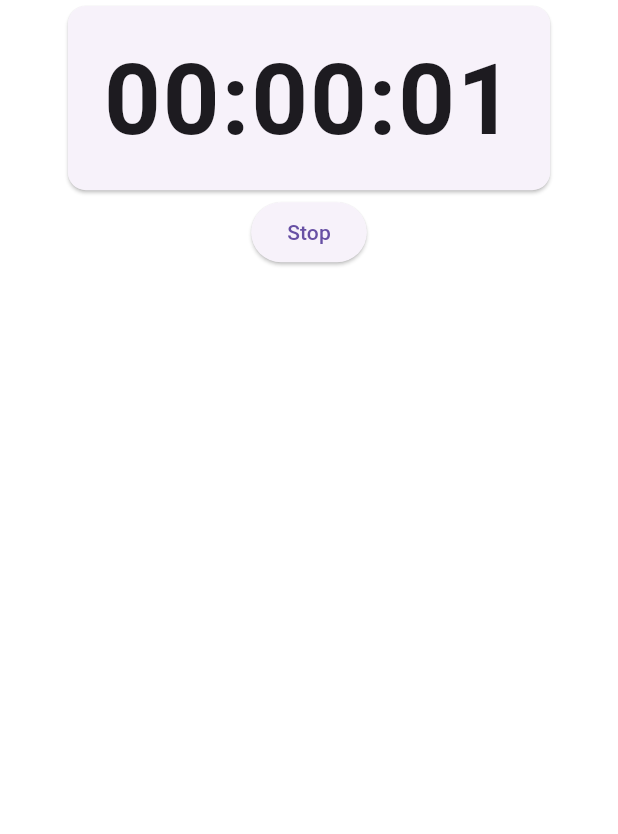
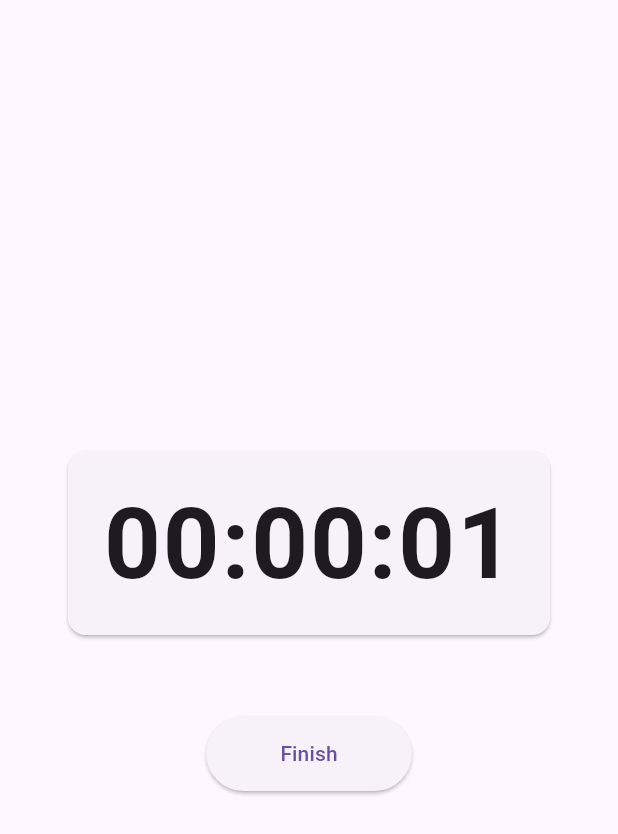
Before and after one commit to LearningLadoo/stopwatch, a Flutter app: the screen it shows after launch, after a tap on "Start", on a phone screen of 412 x 824 dp. Shown: the top 834 px of the screen. Run offline on Flutter 3.47's test engine with Material 2 defaults, Android fonts, the phone set to English and light mode, and no system bars; our stand-ins replace shared_preferences.

Commit message:
made the timer re usable

```diff
--- a/lib/pages/timerPage.dart
+++ b/lib/pages/timerPage.dart
@@ -1,4 +1,5 @@
 import 'dart:async';
+import 'dart:developer';
 import 'package:flutter/material.dart';
 import 'package:shared_preferences/shared_preferences.dart';
 
@@ -14,14 +15,7 @@ class _TimerPageState extends State<TimerPage> with WidgetsBindingObserver {
   bool active = false;
 
   // now this will start only when it is called
-  late final periodicTimer = Timer.periodic(
-    const Duration(seconds: 1),
-    (timer) {
-      setState(() {
-        currTime = DateTime.now();
-      });
-    },
-  );
+  Timer? periodicTimer;
 
   @override
   void initState() {
@@ -32,13 +26,14 @@ class _TimerPageState extends State<TimerPage> with WidgetsBindingObserver {
 
   @override
   void dispose() {
-    periodicTimer.cancel();
+    periodicTimer!.cancel();
     WidgetsBinding.instance.removeObserver(this);
     super.dispose();
   }
 
   @override
-  void didChangeAppLifecycleState(AppLifecycleState state) async{
+  void didChangeAppLifecycleState(AppLifecycleState state) async {
+    if(!active) return;
     switch (state) {
       case AppLifecycleState.resumed:
       // when the app is resumed
@@ -48,7 +43,7 @@ class _TimerPageState extends State<TimerPage> with WidgetsBindingObserver {
       // handles any uncertainty which leads to closure of app
       // set the shared prefs
         final prefs = await SharedPreferences.getInstance();
-        prefs.setInt("startTimeStamp",startTime.millisecondsSinceEpoch);
+        await prefs.setInt("startTimeStamp",startTime.millisecondsSinceEpoch);
         break;
       default:
     }
@@ -61,23 +56,43 @@ class _TimerPageState extends State<TimerPage> with WidgetsBindingObserver {
     // shared prefs
     final prefs = await SharedPreferences.getInstance();
     int? startTimeStamp = prefs.getInt('startTimeStamp');
+    log("$startTimeStamp");
     if (startTimeStamp != null) {
       // the app lifecycle was closed so getting the previous start time
       startTime = DateTime.fromMillisecondsSinceEpoch(startTimeStamp);
       active = true;
       // remove the prefs
-      prefs.remove("startTimeStamp");
+      await prefs.remove("startTimeStamp");
     }
     setState(() {});
     // start the timer by default
-    if (active) periodicTimer;
+    if (active) startTimer();
   }
 
+  void startTimer(){
+    // Cancel the previous timer if it's running
+    if (periodicTimer != null && periodicTimer!.isActive) {
+      periodicTimer!.cancel();
+    }
+    periodicTimer = Timer.periodic(
+      const Duration(seconds: 1),
+          (timer) {
+        setState(() {
+          log(currTime.toString());
+          currTime = DateTime.now();
+        });
+      },
+    );
+  }
 
   @override
   Widget build(BuildContext context) {
-    return Column(
+    return SafeArea(
+      child: Scaffold(
+        body: Column(
           children: [
+            // spacing
+            const Expanded(child: Center()),
             // timer
             SizedBox(
               width: MediaQuery.of(context).size.width * 0.8,
@@ -91,25 +106,34 @@ class _TimerPageState extends State<TimerPage> with WidgetsBindingObserver {
                 ),
               ),
             ),
-        ElevatedButton(
+            const SizedBox(height: 50),
+            SizedBox(
+              width: MediaQuery.of(context).size.width/3,
+              height: 50,
+              child: ElevatedButton(
                 onPressed: () {
                   if (!active) {
                     // get the initial time
                     startTime = DateTime.now();
                     currTime = DateTime.now();
                     // starting timer
-              periodicTimer;
+                    startTimer();
                   } else {
                     // stop the timer
-              periodicTimer.cancel();
+                    periodicTimer!.cancel();
                     startTime = currTime;
                   }
                   active = !active;
                   setState(() {});
                 },
-          child: Text(!active ? "Start" : "Stop"),
+                child: Text(!active ? "Start" : "Finish"),
               ),
+            ),
+            // spacing
+            const Expanded(child: Center()),
           ],
+        ),
+      ),
     );
   }
 }
```
Lines whose indentation alone changed are shown as unchanged.
